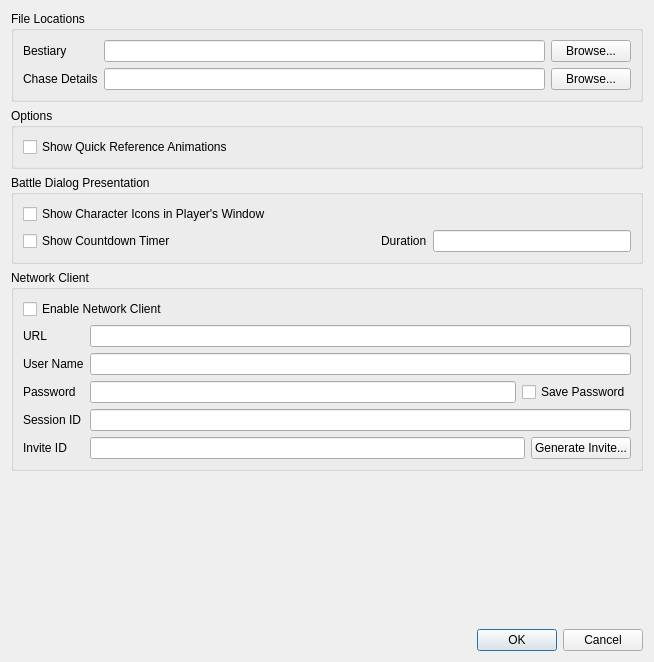
The window that DMHelper/src/optionsdialog.ui (MMetze/DMHelper) describes before a commit, drawn with Qt 5.
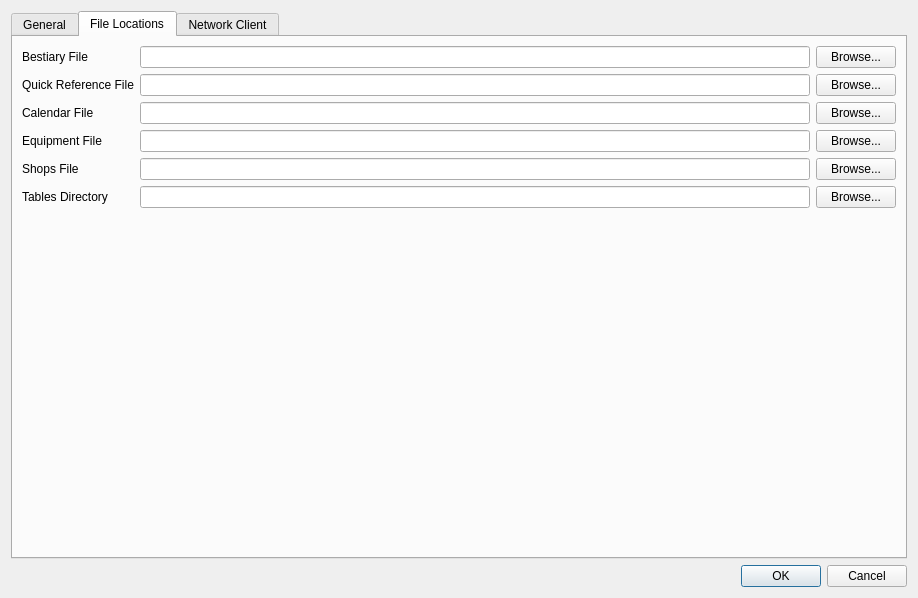
The same window after the commit. Icons and pictures are not drawn.

Commit message: Updating towards v1.6, file locations corrected

What changed in the file:
```diff
--- a/DMHelper/src/optionsdialog.ui
+++ b/DMHelper/src/optionsdialog.ui
@@ -6,8 +6,8 @@
    <rect>
     <x>0</x>
     <y>0</y>
-    <width>654</width>
-    <height>662</height>
+    <width>918</width>
+    <height>598</height>
    </rect>
   </property>
   <property name="windowTitle">
@@ -18,48 +18,15 @@
   </property>
   <layout class="QVBoxLayout" name="verticalLayout_6">
    <item>
-    <widget class="QGroupBox" name="groupBox">
-     <property name="title">
-      <string>File Locations</string>
+    <widget class="QTabWidget" name="tabWidget">
+     <property name="currentIndex">
+      <number>1</number>
      </property>
-     <layout class="QGridLayout" name="gridLayout">
-      <item row="0" column="0">
-       <widget class="QLabel" name="label">
-        <property name="text">
-         <string>Bestiary</string>
-        </property>
-       </widget>
-      </item>
-      <item row="0" column="1">
-       <widget class="QLineEdit" name="edtBestiary"/>
-      </item>
-      <item row="0" column="2">
-       <widget class="QPushButton" name="btnBestiary">
-        <property name="text">
-         <string>Browse...</string>
-        </property>
-       </widget>
-      </item>
-      <item row="1" column="0">
-       <widget class="QLabel" name="lblChase">
-        <property name="text">
-         <string>Chase Details</string>
-        </property>
-       </widget>
-      </item>
-      <item row="1" column="1">
-       <widget class="QLineEdit" name="edtChase"/>
-      </item>
-      <item row="1" column="2">
-       <widget class="QPushButton" name="btnChase">
-        <property name="text">
-         <string>Browse...</string>
-        </property>
-       </widget>
-      </item>
-     </layout>
-    </widget>
-   </item>
+     <widget class="QWidget" name="tabGeneral">
+      <attribute name="title">
+       <string>General</string>
+      </attribute>
+      <layout class="QVBoxLayout" name="verticalLayout_7">
    <item>
     <widget class="QGroupBox" name="groupBox_2">
      <property name="title">
@@ -90,7 +57,7 @@
        </widget>
       </item>
       <item>
-       <layout class="QHBoxLayout" name="horizontalLayout">
+           <layout class="QHBoxLayout" name="horizontalLayout" stretch="0,0,0,0,1">
         <item>
          <widget class="QCheckBox" name="chkShowCountdown">
           <property name="text">
@@ -121,25 +88,178 @@
         <item>
          <widget class="QLineEdit" name="edtCountdownDuration"/>
         </item>
+            <item>
+             <spacer name="horizontalSpacer_2">
+              <property name="orientation">
+               <enum>Qt::Horizontal</enum>
+              </property>
+              <property name="sizeHint" stdset="0">
+               <size>
+                <width>40</width>
+                <height>20</height>
+               </size>
+              </property>
+             </spacer>
+            </item>
        </layout>
       </item>
      </layout>
     </widget>
    </item>
    <item>
-    <widget class="QGroupBox" name="grpNetwork">
-     <property name="title">
-      <string>Network Client</string>
-     </property>
+        <spacer name="verticalSpacer">
+         <property name="orientation">
+          <enum>Qt::Vertical</enum>
+         </property>
+         <property name="sizeHint" stdset="0">
+          <size>
+           <width>20</width>
+           <height>274</height>
+          </size>
+         </property>
+        </spacer>
+       </item>
+      </layout>
+     </widget>
+     <widget class="QWidget" name="tabFileLocations">
+      <attribute name="title">
+       <string>File Locations</string>
+      </attribute>
      <layout class="QVBoxLayout" name="verticalLayout_5">
       <item>
+        <layout class="QGridLayout" name="gridLayout">
+         <item row="0" column="0">
+          <widget class="QLabel" name="lblBestiary">
+           <property name="text">
+            <string>Bestiary File</string>
+           </property>
+          </widget>
+         </item>
+         <item row="2" column="0">
+          <widget class="QLabel" name="lblCalendar">
+           <property name="text">
+            <string>Calendar File</string>
+           </property>
+          </widget>
+         </item>
+         <item row="0" column="1">
+          <widget class="QLineEdit" name="edtBestiary"/>
+         </item>
+         <item row="0" column="2">
+          <widget class="QPushButton" name="btnBestiary">
+           <property name="text">
+            <string>Browse...</string>
+           </property>
+          </widget>
+         </item>
+         <item row="2" column="1">
+          <widget class="QLineEdit" name="edtCalendar"/>
+         </item>
+         <item row="3" column="0">
+          <widget class="QLabel" name="lblEquipment">
+           <property name="text">
+            <string>Equipment File</string>
+           </property>
+          </widget>
+         </item>
+         <item row="4" column="0">
+          <widget class="QLabel" name="lblShops">
+           <property name="text">
+            <string>Shops File</string>
+           </property>
+          </widget>
+         </item>
+         <item row="5" column="0">
+          <widget class="QLabel" name="lblTables">
+           <property name="text">
+            <string>Tables Directory</string>
+           </property>
+          </widget>
+         </item>
+         <item row="1" column="0">
+          <widget class="QLabel" name="lblQuickReference">
+           <property name="text">
+            <string>Quick Reference File</string>
+           </property>
+          </widget>
+         </item>
+         <item row="1" column="1">
+          <widget class="QLineEdit" name="edtQuickReference"/>
+         </item>
+         <item row="3" column="1">
+          <widget class="QLineEdit" name="edtEquipment"/>
+         </item>
+         <item row="4" column="1">
+          <widget class="QLineEdit" name="edtShops"/>
+         </item>
+         <item row="5" column="1">
+          <widget class="QLineEdit" name="edtTables"/>
+         </item>
+         <item row="5" column="2">
+          <widget class="QPushButton" name="btnTables">
+           <property name="text">
+            <string>Browse...</string>
+           </property>
+          </widget>
+         </item>
+         <item row="4" column="2">
+          <widget class="QPushButton" name="btnShops">
+           <property name="text">
+            <string>Browse...</string>
+           </property>
+          </widget>
+         </item>
+         <item row="3" column="2">
+          <widget class="QPushButton" name="btnEquipment">
+           <property name="text">
+            <string>Browse...</string>
+           </property>
+          </widget>
+         </item>
+         <item row="2" column="2">
+          <widget class="QPushButton" name="btnCalendar">
+           <property name="text">
+            <string>Browse...</string>
+           </property>
+          </widget>
+         </item>
+         <item row="1" column="2">
+          <widget class="QPushButton" name="btnQuickReference">
+           <property name="text">
+            <string>Browse...</string>
+           </property>
+          </widget>
+         </item>
+        </layout>
+       </item>
+       <item>
+        <spacer name="verticalSpacer_2">
+         <property name="orientation">
+          <enum>Qt::Vertical</enum>
+         </property>
+         <property name="sizeHint" stdset="0">
+          <size>
+           <width>20</width>
+           <height>40</height>
+          </size>
+         </property>
+        </spacer>
+       </item>
+      </layout>
+     </widget>
+     <widget class="QWidget" name="tabNetworkClient">
+      <attribute name="title">
+       <string>Network Client</string>
+      </attribute>
+      <layout class="QGridLayout" name="gridLayout_2">
+       <item row="0" column="0">
        <widget class="QCheckBox" name="chkEnableNetworkClient">
         <property name="text">
          <string>Enable Network Client</string>
         </property>
        </widget>
       </item>
-      <item>
+       <item row="1" column="0">
        <layout class="QHBoxLayout" name="horizontalLayout_4">
         <item>
          <layout class="QVBoxLayout" name="verticalLayout_4">
@@ -231,21 +351,22 @@
         </item>
        </layout>
       </item>
-     </layout>
-    </widget>
-   </item>
-   <item>
-    <spacer name="verticalSpacer">
+       <item row="2" column="0">
+        <spacer name="verticalSpacer_3">
      <property name="orientation">
       <enum>Qt::Vertical</enum>
      </property>
      <property name="sizeHint" stdset="0">
       <size>
        <width>20</width>
-       <height>11</height>
+           <height>249</height>
       </size>
      </property>
     </spacer>
+       </item>
+      </layout>
+     </widget>
+    </widget>
    </item>
    <item>
     <widget class="QDialogButtonBox" name="buttonBox">
```
Lines whose indentation alone changed are shown as unchanged. The commit also changes 744 other files.
